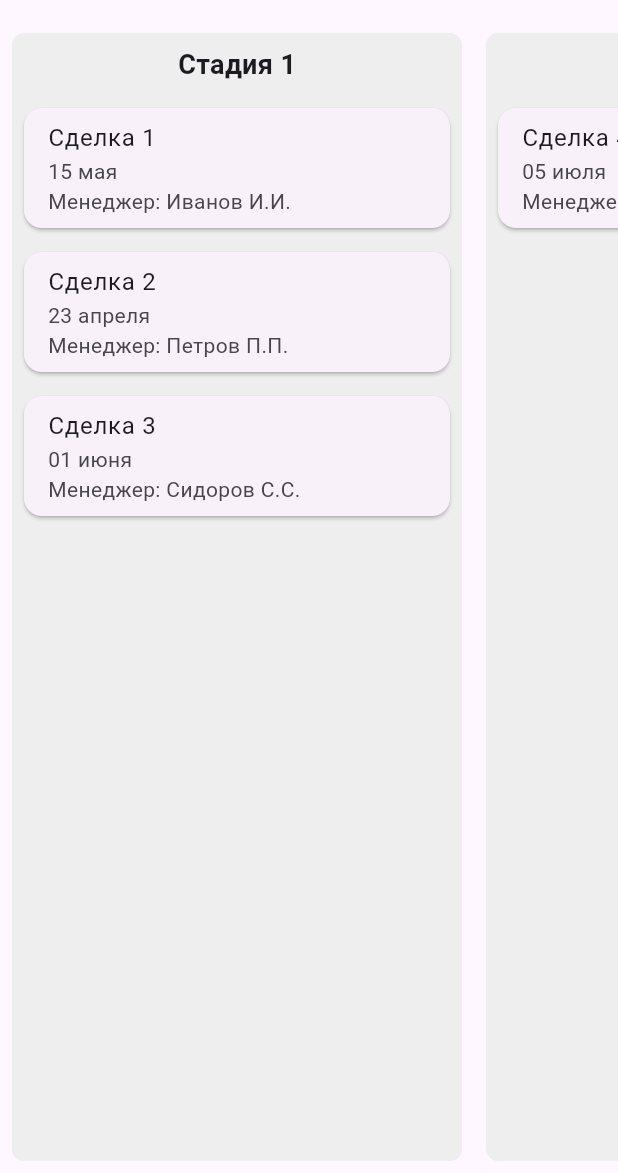
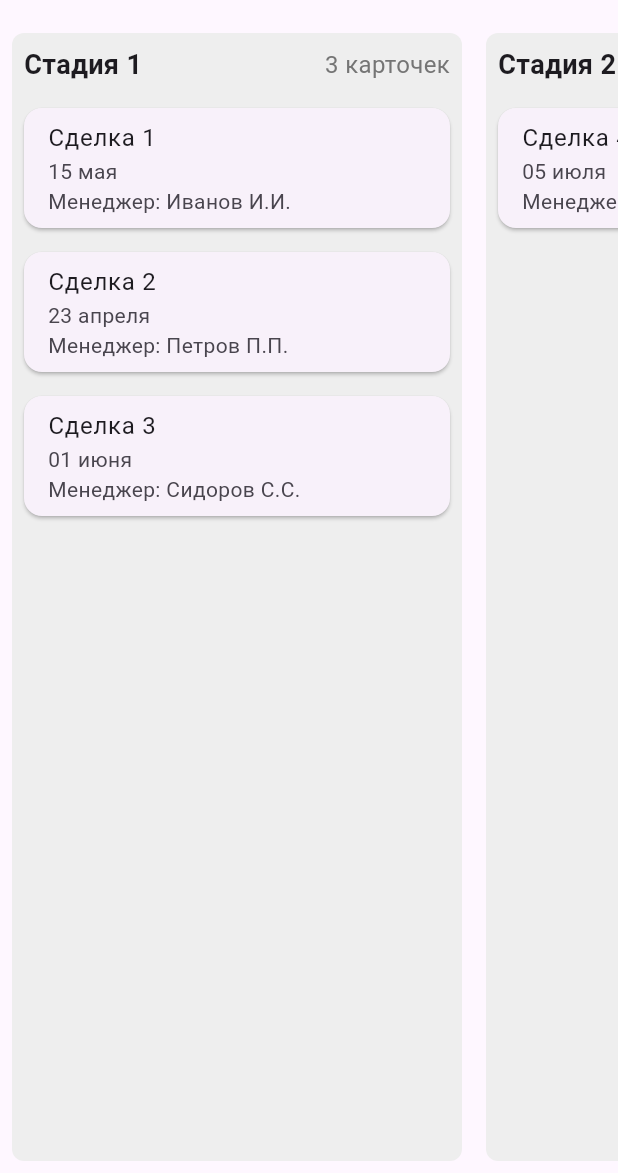
Before and after one commit to Abeli1995/flutter_kanban_app, a Flutter app: the screen it shows after launch, on a phone screen of 412 x 824 dp, the part 63-1236 px from its top. Run offline on Flutter 3.47's test engine with Material 3 defaults, Android fonts, the phone set to English and light mode, and no system bars; our stand-ins replace equatable, flutter_bloc.

Commit message:
feature: add count of cards in title

```diff
--- a/lib/bloc/kanban_bloc.dart
+++ b/lib/bloc/kanban_bloc.dart
@@ -1,6 +1,5 @@
 import 'package:flutter_bloc/flutter_bloc.dart';
-
-import '../model/deal_model.dart';
+import '../model/stage_model.dart';
 import 'kanban_event.dart';
 import 'kanban_state.dart';
 
@@ -19,7 +18,6 @@ class KanbanBloc extends Bloc<KanbanEvent, KanbanState> {
   }
 
   List<Stage> _fetchStages() {
-    // Здесь ваш JSON-декодированный объект
     final jsonData = {
       "stages": [
         {
--- a/lib/bloc/kanban_state.dart
+++ b/lib/bloc/kanban_state.dart
@@ -1,6 +1,7 @@
 import 'package:equatable/equatable.dart';
 
-import '../model/deal_model.dart';
+import '../model/stage_model.dart';
+
 
 abstract class KanbanState extends Equatable {
   const KanbanState();
--- a/lib/model/deal_model.dart
+++ b/lib/model/deal_model.dart
@@ -20,26 +20,3 @@ class Deal {
     );
   }
 }
-
-class Stage {
-  final int id;
-  final String title;
-  final List<Deal> deals;
-
-  Stage({
-    required this.id,
-    required this.title,
-    required this.deals,
-  });
-
-  factory Stage.fromJson(Map<String, dynamic> json) {
-    var dealsList = json['deals'] as List;
-    List<Deal> deals = dealsList.map((i) => Deal.fromJson(i)).toList();
-
-    return Stage(
-      id: json['id'],
-      title: json['title'],
-      deals: deals,
-    );
-  }
-}
--- a/lib/model/stage_model.dart
+++ b/lib/model/stage_model.dart
@@ -21,4 +21,6 @@ class Stage {
       deals: deals,
     );
   }
+
+  int get dealsCount => deals.length;
 }
--- a/lib/widget/kanban_board.dart
+++ b/lib/widget/kanban_board.dart
@@ -5,6 +5,7 @@ import '../bloc/kanban_bloc.dart';
 import '../bloc/kanban_event.dart';
 import '../bloc/kanban_state.dart';
 import '../model/deal_model.dart';
+import '../model/stage_model.dart';
 
 class KanbanBoard extends StatelessWidget {
   @override
@@ -63,9 +64,18 @@ class KanbanColumn extends StatelessWidget {
         children: [
           Container(
             padding: EdgeInsets.all(8.0),
-            child: Text(
-              stage.title,
-              style: TextStyle(fontSize: 18, fontWeight: FontWeight.bold),
+            child: Row(
+              mainAxisAlignment: MainAxisAlignment.spaceBetween,
+              children: [
+                Text(
+                  stage.title,
+                  style: TextStyle(fontSize: 18, fontWeight: FontWeight.bold),
+                ),
+                Text(
+                  '${stage.dealsCount} карточек',
+                  style: TextStyle(fontSize: 16, color: Colors.grey[600]),
+                ),
+              ],
             ),
           ),
           ...stage.deals.map((deal) => KanbanCard(deal: deal)).toList(),
```
